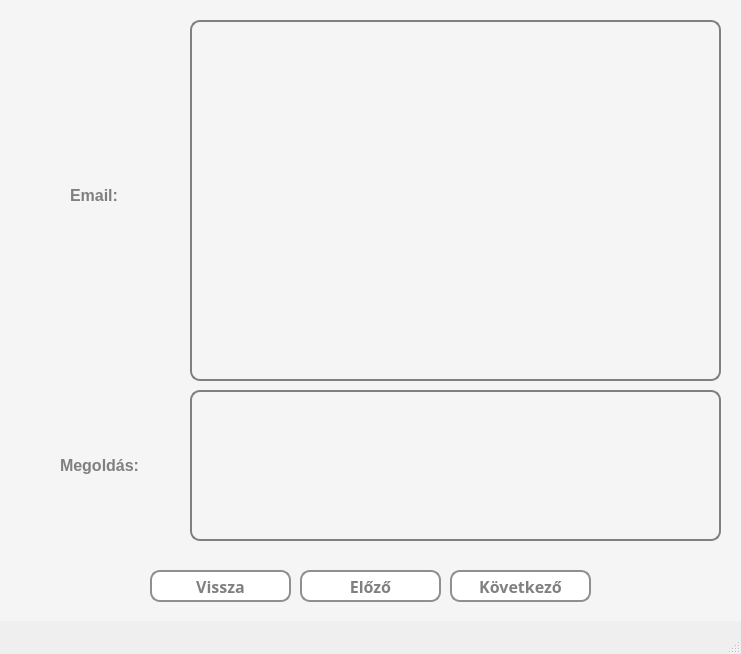
Old version of the form src/main/resources/ui/default/defaultSolutionScreenForEmail.ui in the repository pkristof1999/Szakdolgozat.
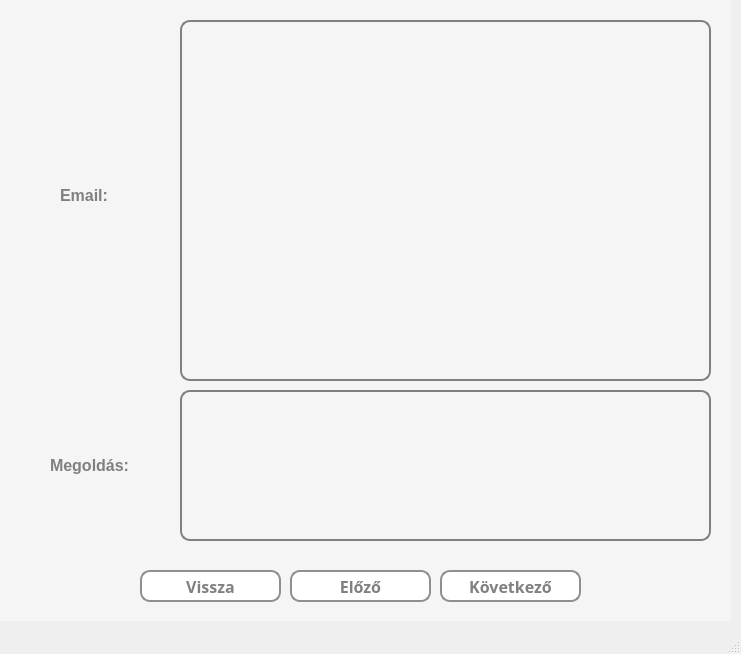
New version of the form.

Diff of the .ui file:
```diff
--- a/src/main/resources/ui/default/defaultSolutionScreenForEmail.ui
+++ b/src/main/resources/ui/default/defaultSolutionScreenForEmail.ui
@@ -23,7 +23,7 @@
    <widget class="QWidget" name="widget" native="true">
     <property name="geometry">
      <rect>
-      <x>0</x>
+      <x>-10</x>
       <y>0</y>
       <width>741</width>
       <height>621</height>
```
Left out of the diff: 2 changed lines with no effect on the pictures.
